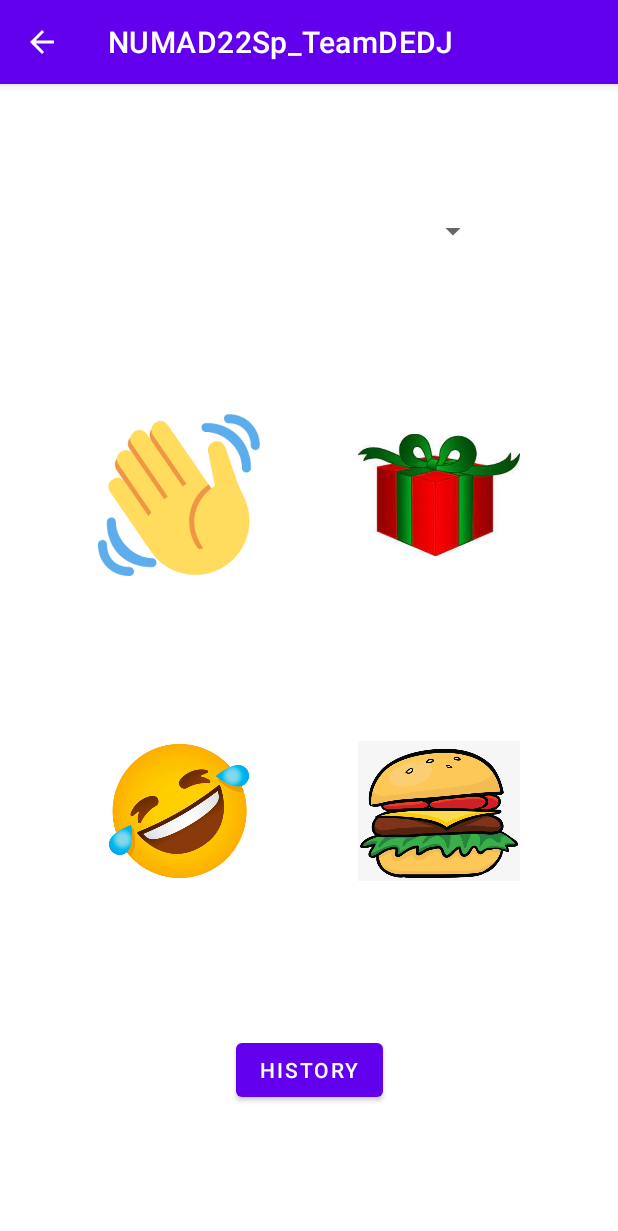
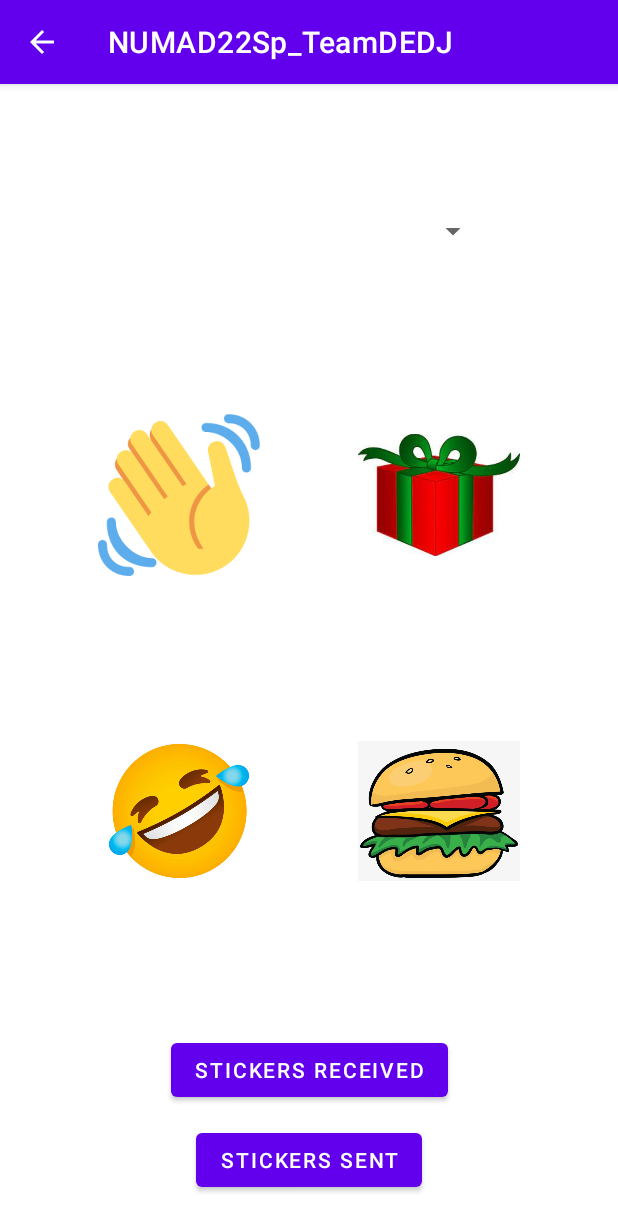
Before and after one commit to eshwaribhide/NUMAD22Sp_TeamDEDJ, an Android app: the StickerMessagingActivity screen opened directly, with no data from a screen before it, on a phone screen of 412 x 824 dp. Shown: the top 1231 px of the screen. Run offline under Robolectric (Android 15) with nearby library versions, the phone set to English and light mode, and no system bars; our stand-ins replace Firebase (no records; nobody signed in at launch, a user with empty details on screens opened directly).

Commit message:
add stickers sent button to go to stickers sent activity

```diff
--- a/app/src/main/res/layout/activity_sticker_messaging.xml
+++ b/app/src/main/res/layout/activity_sticker_messaging.xml
@@ -25,7 +25,7 @@
         android:layout_width="wrap_content"
         android:layout_height="wrap_content"
         android:onClick="historyButtonOnClick"
-        android:text="History"
+        android:text="Stickers Received"
         app:layout_constraintBottom_toBottomOf="parent"
         app:layout_constraintEnd_toEndOf="parent"
         app:layout_constraintStart_toStartOf="parent"
@@ -88,4 +88,15 @@
         app:layout_constraintTop_toBottomOf="@+id/presentSticker"
         app:srcCompat="@drawable/burger_sticker" />
 
+    <Button
+        android:id="@+id/stickersSentButton"
+        android:layout_width="wrap_content"
+        android:layout_height="wrap_content"
+        android:layout_marginTop="12dp"
+        android:onClick="stickersSentButtonOnClick"
+        android:text="Stickers Sent"
+        app:layout_constraintEnd_toEndOf="parent"
+        app:layout_constraintStart_toStartOf="parent"
+        app:layout_constraintTop_toBottomOf="@+id/historyButton" />
+
 </androidx.constraintlayout.widget.ConstraintLayout>
```
Also changed, not shown: app/src/main/java/edu/neu/madcourse/numad22sp_teamdedj/StickerMessagingActivity.java (+9 -0 lines).
